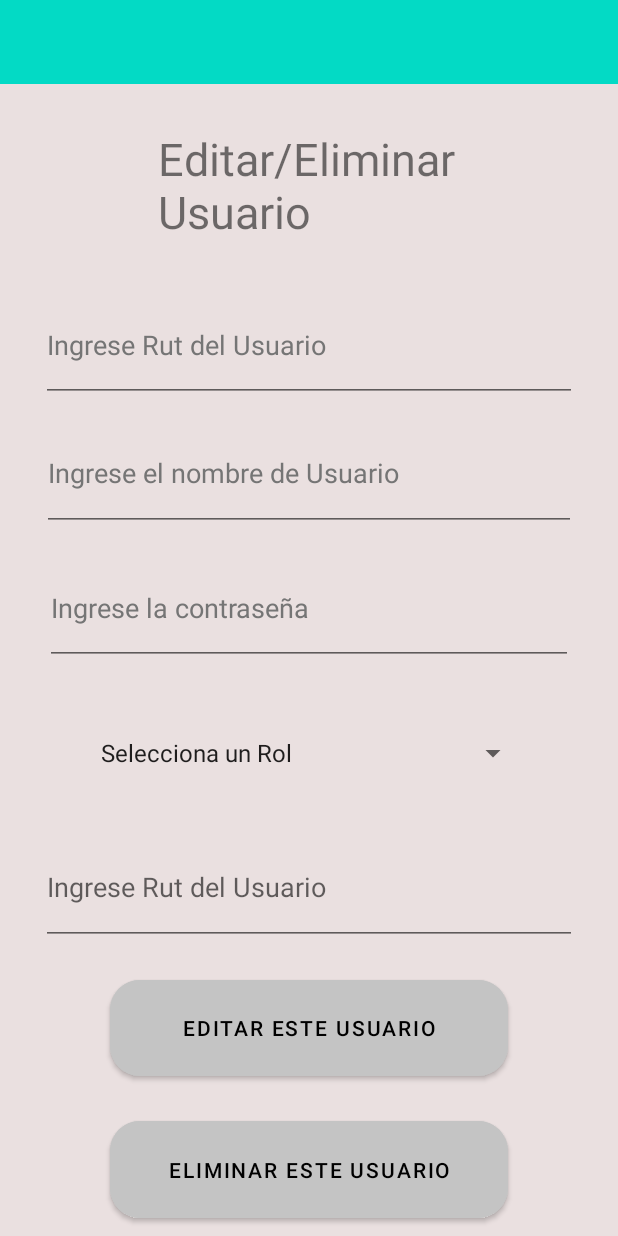
After one commit to Razortx1/ChatDAA, an Android app: the fragment editar_eliminar_apoderado placed in its activity, on a phone screen of 412 x 824 dp. The commit adds this screen. Run offline under Robolectric (Android 15) with nearby library versions, the phone set to English and light mode, and no system bars; our stand-ins replace Firebase (no records; nobody signed in at launch, a user with empty details on screens opened directly).

Commit message:
Creacion de usuarios v 0.6
Creacion para relacion entre usuario y apoderado, no lograndolo con exito

```diff
--- a/app/src/main/java/com/example/chatdaa/MainActivity.java
+++ b/app/src/main/java/com/example/chatdaa/MainActivity.java
@@ -25,7 +25,7 @@ public class MainActivity extends AppCompatActivity {
         iniciarFirebase();
     }
     public void login(View s){
-        txt_username = this.findViewById(R.id.txt_user);
+        txt_username = this.findViewById(R.id.txt_user_rut);
         txtcontraseña = this.findViewById(R.id.pass_user);
         String txt_user = txt_username.getText().toString();
         String pass = txtcontraseña.getText().toString();
@@ -74,7 +74,7 @@ public class MainActivity extends AppCompatActivity {
 
     }
     public void cambiar_contra(View v) {
-        txt_username = this.findViewById(R.id.txt_user);
+        txt_username = this.findViewById(R.id.txt_user_rut);
         String txtusername = txt_username.getText().toString();
         if (txtusername.isEmpty()) {
             Toast.makeText(getApplicationContext(), "Para poder cambiar la contraseña, al menos ingrese nombre", Toast.LENGTH_SHORT).show();
--- /dev/null
+++ b/app/src/main/java/com/example/chatdaa/editar_eliminar_apoderado.java
@@ -0,0 +1,140 @@
+package com.example.chatdaa;
+
+import android.os.Bundle;
+import android.view.LayoutInflater;
+import android.view.View;
+import android.view.ViewGroup;
+import android.widget.Button;
+import android.widget.EditText;
+import android.widget.Toast;
+
+import androidx.annotation.NonNull;
+import androidx.annotation.Nullable;
+import androidx.fragment.app.Fragment;
+import androidx.fragment.app.FragmentResultListener;
+
+import com.google.firebase.FirebaseApp;
+import com.google.firebase.database.DataSnapshot;
+import com.google.firebase.database.DatabaseError;
+import com.google.firebase.database.DatabaseReference;
+import com.google.firebase.database.FirebaseDatabase;
+import com.google.firebase.database.ValueEventListener;
+
+import Hash.Hash;
+import Modelo.Apoderado;
+import Modelo.Usuario;
+
+public class editar_eliminar_apoderado extends Fragment {
+    FirebaseDatabase firebaseDatabase;
+    DatabaseReference databaseReference;
+
+
+    EditText name_user, rut_user, rut_alumno, pass;
+    String id, rol, id_alumno;
+    Button btn_eliminaruser, btn_actualizar;
+    View view;
+    @Override
+    public void onCreate(Bundle savedInstanceState) {
+        super.onCreate(savedInstanceState);
+        iniciarFirebase();
+
+        getParentFragmentManager().setFragmentResultListener("key", this, new FragmentResultListener() {
+            @Override
+            public void onFragmentResult(@NonNull String requestKey, @NonNull Bundle result) {
+                String username = result.getString("username");
+                String rut = result.getString("rut");
+                String contraseña = result.getString("contraseña");
+                contraseña = Hash.getHash(contraseña, "md5");
+                contraseña = Hash.getHash(contraseña, "md5");
+                id = result.getString("id");
+                rol = result.getString("rol");
+
+                name_user.setText(username);
+                pass.setText(contraseña);
+                rut_user.setText(rut);
+
+
+            }
+        });
+
+
+    }
+
+    @Override
+    public View onCreateView(LayoutInflater inflater, ViewGroup container,
+                             Bundle savedInstanceState) {
+        // Inflate the layout for this fragment
+        databaseReference.child("Usuario").addValueEventListener(new ValueEventListener() {
+            @Override
+            public void onDataChange(@NonNull DataSnapshot snapshot) {
+                for (DataSnapshot objeto: snapshot.getChildren()) {
+                    Usuario user = objeto.getValue(Usuario.class);
+                    if (user.getRut().equals(rut_alumno.getText().toString())){
+                         id_alumno = user.getId();
+                    }
+                }
+            }
+
+            @Override
+            public void onCancelled(@NonNull DatabaseError error) {
+
+            }
+        });
+
+
+
+        view = inflater.inflate(R.layout.fragment_editar_eliminar_apoderado, container, false);
+        btn_actualizar = (Button) view.findViewById(R.id.btn_delete_apoderado);
+        btn_actualizar.setOnClickListener(new View.OnClickListener() {
+            @Override
+            public void onClick(View view) {
+                System.out.println(id_alumno);
+                Usuario user = new Usuario();
+                user.setId(id);
+                user.setRut(rut_user.getText().toString());
+                user.setUser_name(name_user.getText().toString());
+                user.setContraseña(Hash.md5("123"));
+                user.setRol(rol);
+                databaseReference.child("Usuario").child(id).setValue(user);
+
+
+                Apoderado apoderado = new Apoderado();
+                apoderado.setId_apoderado(id);
+                apoderado.setId_alumno(id_alumno);
+                databaseReference.child("Apoderado").child(id).setValue(apoderado);
+
+                Toast.makeText(getContext(), "Este usuario fue actualizado exitosamente", Toast.LENGTH_SHORT).show();
+            }
+        });
+        btn_eliminaruser = (Button) view.findViewById(R.id.btn_delete_apoderado);
+        btn_eliminaruser.setOnClickListener(new View.OnClickListener() {
+            @Override
+            public void onClick(View view) {
+                setBtneliminar(view);
+            }
+        });
+
+        return view;
+    }
+
+    @Override
+    public void onViewCreated(@NonNull View view, @Nullable Bundle savedInstanceState) {
+        super.onViewCreated(view, savedInstanceState);
+        rut_user = (EditText) view.findViewById(R.id.txt_rut_edit_delete_apoderado);
+        name_user = (EditText) view.findViewById(R.id.txt_name_edit_delete_apoderado);
+        rut_alumno = (EditText) view.findViewById(R.id.txt_user_rut_a);
+        pass = (EditText) view.findViewById(R.id.txt_pass_edit_delete_apoderado);
+    }
+    public void setBtneliminar(View view){
+        databaseReference.child("Usuario").child(id).removeValue();
+        databaseReference.child("Apoderado").child(id).removeValue();
+        Toast.makeText(getContext(), "Este usuario fue eliminado exitosamente", Toast.LENGTH_SHORT).show();
+    }
+
+    public void iniciarFirebase(){
+        FirebaseApp.initializeApp(getContext());
+        firebaseDatabase = FirebaseDatabase.getInstance();
+        databaseReference = firebaseDatabase.getReference();
+
+    }
+}
--- a/app/src/main/res/layout/activity_main.xml
+++ b/app/src/main/res/layout/activity_main.xml
@@ -34,12 +34,12 @@
         android:layout_marginBottom="95dp"
         android:text="@string/cartel_bienvenido"
         app:autoSizeTextType="uniform"
-        app:layout_constraintBottom_toTopOf="@+id/txt_user"
+        app:layout_constraintBottom_toTopOf="@+id/txt_user_rut"
         app:layout_constraintStart_toStartOf="parent"
         app:layout_constraintTop_toTopOf="parent" />
 
     <EditText
-        android:id="@+id/txt_user"
+        android:id="@+id/txt_user_rut"
         android:layout_width="0dp"
         android:layout_height="0dp"
         android:layout_marginStart="56dp"
@@ -85,5 +85,5 @@
         app:layout_constraintBottom_toTopOf="@+id/txv_CambiarContraseña2"
         app:layout_constraintEnd_toEndOf="parent"
         app:layout_constraintStart_toStartOf="parent"
-        app:layout_constraintTop_toBottomOf="@+id/txt_user" />
+        app:layout_constraintTop_toBottomOf="@+id/txt_user_rut" />
 </androidx.constraintlayout.widget.ConstraintLayout>
--- /dev/null
+++ b/app/src/main/res/layout/fragment_editar_eliminar_apoderado.xml
@@ -0,0 +1,133 @@
+<?xml version="1.0" encoding="utf-8"?>
+<androidx.constraintlayout.widget.ConstraintLayout xmlns:android="http://schemas.android.com/apk/res/android"
+    xmlns:app="http://schemas.android.com/apk/res-auto"
+    xmlns:tools="http://schemas.android.com/tools"
+    android:layout_width="match_parent"
+    android:layout_height="match_parent"
+    android:backgroundTint="@color/redgrey"
+    tools:context=".agregar_usuario">
+
+    <TextView
+        android:id="@+id/txv_edit_delete_apoderado"
+        android:layout_width="202dp"
+        android:layout_height="0dp"
+        android:layout_marginTop="29dp"
+        android:layout_marginBottom="30dp"
+        android:text="@string/btn_editar_delete_user"
+        app:autoSizeTextType="uniform"
+        app:layout_constraintBottom_toTopOf="@+id/txt_rut_edit_delete_apoderado"
+        app:layout_constraintEnd_toEndOf="parent"
+        app:layout_constraintStart_toStartOf="parent"
+        app:layout_constraintTop_toTopOf="parent" />
+
+    <EditText
+        android:id="@+id/txt_rut_edit_delete_apoderado"
+        android:layout_width="0dp"
+        android:layout_height="0dp"
+        android:layout_marginStart="27dp"
+        android:layout_marginEnd="27dp"
+        android:layout_marginBottom="9dp"
+        android:autofillHints=""
+        android:ems="10"
+        android:hint="@string/txthint_rut"
+        android:inputType="textPersonName"
+        android:textColorHint="#757575"
+        app:layout_constraintBottom_toTopOf="@+id/txt_name_edit_delete_apoderado"
+        app:layout_constraintEnd_toEndOf="parent"
+        app:layout_constraintStart_toStartOf="parent"
+        app:layout_constraintTop_toBottomOf="@+id/txv_edit_delete_apoderado" />
+
+    <EditText
+        android:id="@+id/txt_name_edit_delete_apoderado"
+        android:layout_width="0dp"
+        android:layout_height="0dp"
+        android:layout_marginStart="28dp"
+        android:layout_marginEnd="28dp"
+        android:layout_marginBottom="13dp"
+        android:autofillHints=""
+        android:ems="10"
+        android:hint="@string/user_text"
+        android:inputType="textPersonName"
+        android:textColorHint="#757575"
+        app:layout_constraintBottom_toTopOf="@+id/txt_pass_edit_delete_apoderado"
+        app:layout_constraintEnd_toEndOf="parent"
+        app:layout_constraintStart_toStartOf="parent"
+        app:layout_constraintTop_toBottomOf="@+id/txt_rut_edit_delete_apoderado" />
+
+    <EditText
+        android:id="@+id/txt_pass_edit_delete_apoderado"
+        android:layout_width="0dp"
+        android:layout_height="0dp"
+        android:layout_marginStart="30dp"
+        android:layout_marginEnd="30dp"
+        android:layout_marginBottom="20dp"
+        android:autofillHints=""
+        android:ems="10"
+        android:hint="@string/pass_text"
+        android:inputType="textPassword"
+        android:textColorHint="#757575"
+        app:layout_constraintBottom_toTopOf="@+id/spi_rol"
+        app:layout_constraintEnd_toEndOf="parent"
+        app:layout_constraintStart_toStartOf="parent"
+        app:layout_constraintTop_toBottomOf="@+id/txt_name_edit_delete_apoderado" />
+
+    <Spinner
+        android:id="@+id/spi_rol"
+        android:layout_width="0dp"
+        android:layout_height="0dp"
+        android:layout_marginStart="59dp"
+        android:layout_marginEnd="59dp"
+        android:layout_marginBottom="13dp"
+        android:entries="@array/roles"
+        android:spinnerMode="dropdown"
+        app:layout_constraintBottom_toTopOf="@+id/txt_user_rut_a"
+        app:layout_constraintEnd_toEndOf="parent"
+        app:layout_constraintStart_toStartOf="parent"
+        app:layout_constraintTop_toBottomOf="@+id/txt_pass_edit_delete_apoderado" />
+
+    <EditText
+        android:id="@+id/txt_user_rut_a"
+        android:layout_width="0dp"
+        android:layout_height="0dp"
+        android:layout_marginStart="27dp"
+        android:layout_marginEnd="27dp"
+        android:layout_marginBottom="17dp"
+        android:hint="@string/txthint_rut"
+        app:layout_constraintBottom_toTopOf="@+id/btn_edit_apoderado"
+        app:layout_constraintEnd_toEndOf="parent"
+        app:layout_constraintStart_toStartOf="parent"
+        app:layout_constraintTop_toBottomOf="@+id/spi_rol" />
+
+    <Button
+        android:id="@+id/btn_edit_apoderado"
+        android:layout_width="0dp"
+        android:layout_height="0dp"
+        android:layout_marginStart="73dp"
+        android:layout_marginEnd="73dp"
+        android:layout_marginBottom="18dp"
+        android:backgroundTint="@color/gray_light"
+        android:text="@string/btn_editar_user"
+        android:textColor="@color/black"
+        app:cornerRadius="20dp"
+        app:layout_constraintBottom_toTopOf="@+id/btn_delete_apoderado"
+        app:layout_constraintEnd_toEndOf="parent"
+        app:layout_constraintStart_toStartOf="parent"
+        app:layout_constraintTop_toBottomOf="@+id/txt_user_rut_a" />
+
+    <Button
+        android:id="@+id/btn_delete_apoderado"
+        android:layout_width="0dp"
+        android:layout_height="0dp"
+        android:layout_marginStart="73dp"
+        android:layout_marginEnd="73dp"
+        android:layout_marginBottom="6dp"
+        android:backgroundTint="@color/gray_light"
+        android:text="@string/btn_delete_user"
+        android:textColor="@color/black"
+        app:cornerRadius="20dp"
+        app:layout_constraintBottom_toBottomOf="parent"
+        app:layout_constraintEnd_toEndOf="parent"
+        app:layout_constraintStart_toStartOf="parent"
+        app:layout_constraintTop_toBottomOf="@+id/btn_edit_apoderado" />
+
+</androidx.constraintlayout.widget.ConstraintLayout>
```
Also changed, not shown: app/src/main/java/Modelo/Apoderado.java (+6 -6 lines), app/src/main/java/com/example/chatdaa/eliminar_edit_user.java (+12 -2 lines), app/src/main/java/com/example/chatdaa/lista_usuarios.java (+11 -0 lines).
